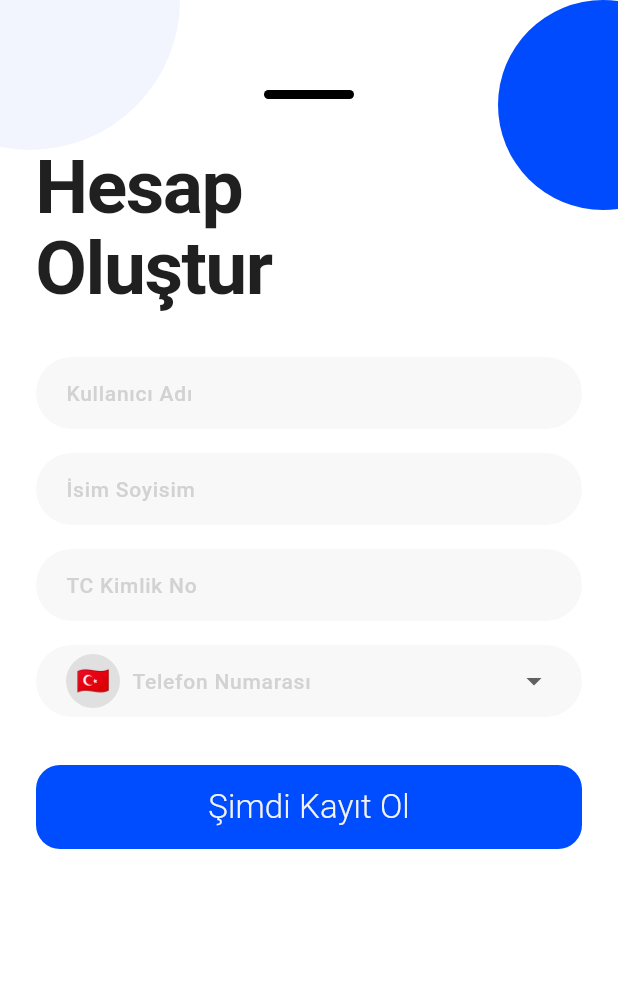
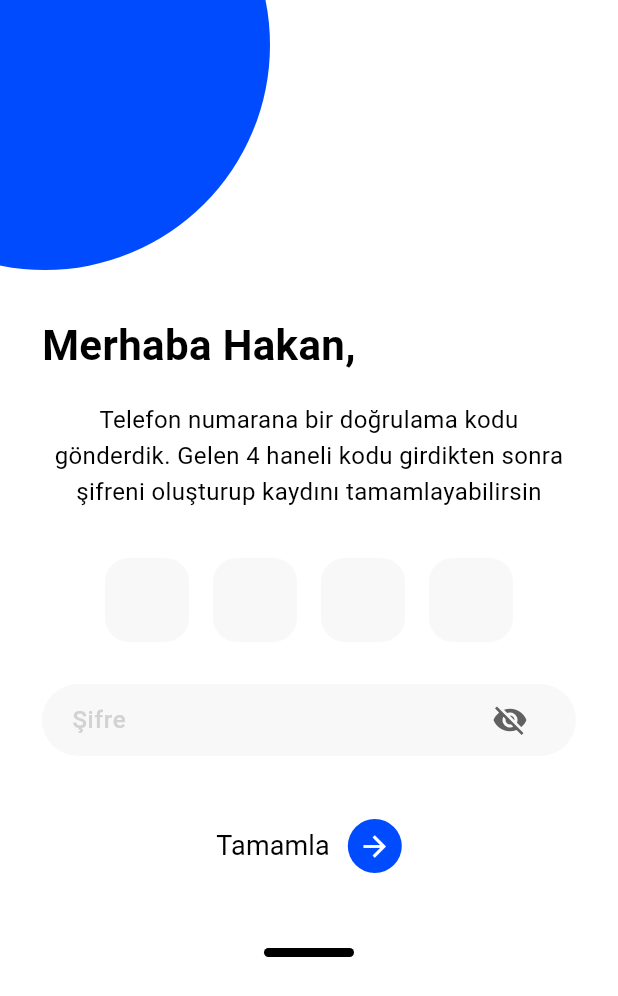
Before and after one commit to goldenmoon67/triva, a Flutter app: the RegisterScreen screen opened directly, after a tap on "Şimdi Kayıt Ol", on a phone screen of 412 x 824 dp. Shown: the top 996 px of the screen. Run offline on Flutter 3.47's test engine with Material 3 defaults, Android fonts, the light colour scheme and no system bars; drawn by our look-alikes of overlay_support; our stand-ins replace auto_route, bloc, dio, flutter_secure_storage, freezed_annotation, get_it and 4 more; accounts and stored records are empty; generated files the repository leaves out were written again; Roboto replaces fonts that are missing (Nunito Sans, Poppins, Raleway).

Commit message:
verify ot ekranı

```diff
--- a/lib/src/modules/home/screens/register_screen.dart
+++ b/lib/src/modules/home/screens/register_screen.dart
@@ -1,3 +1,4 @@
+import 'package:default_flutter_project/src/modules/home/screens/verify_otp_screen.dart';
 import 'package:flutter/material.dart';
 
 class RegisterScreen extends StatefulWidget {
@@ -84,7 +85,10 @@
                           ),
                           elevation: 0,
                         ),
-                        onPressed: () {},
+                        onPressed: () {Navigator.push(
+  context,
+  MaterialPageRoute(builder: (context) => const VerifyOtpScreen()),
+);},
                         child: const Text(
                           'Şimdi Kayıt Ol',
                           style: TextStyle(
--- /dev/null
+++ b/lib/src/modules/home/screens/verify_otp_screen.dart
@@ -0,0 +1,235 @@
+import 'package:flutter/material.dart';
+
+class VerifyOtpScreen extends StatefulWidget {
+  const VerifyOtpScreen({super.key});
+
+  @override
+  State<VerifyOtpScreen> createState() => _VerifyOtpScreenState();
+}
+
+class _VerifyOtpScreenState extends State<VerifyOtpScreen> {
+  final List<TextEditingController> _otpControllers =
+      List.generate(4, (_) => TextEditingController());
+  final List<FocusNode> _otpFocusNodes = List.generate(4, (_) => FocusNode());
+  final TextEditingController _passwordController = TextEditingController();
+  bool _obscurePassword = true;
+
+  @override
+  void dispose() {
+    for (final c in _otpControllers) {
+      c.dispose();
+    }
+    for (final f in _otpFocusNodes) {
+      f.dispose();
+    }
+    _passwordController.dispose();
+    super.dispose();
+  }
+
+  void _onOtpChanged(String value, int index) {
+    if (value.length == 1 && index < 3) {
+      _otpFocusNodes[index + 1].requestFocus();
+    } else if (value.isEmpty && index > 0) {
+      _otpFocusNodes[index - 1].requestFocus();
+    }
+  }
+
+  @override
+  Widget build(BuildContext context) {
+    return Scaffold(
+      backgroundColor: Colors.white,
+      body: Stack(
+        children: [
+          // Sol üst büyük mavi daire
+          Positioned(
+            top: -120,
+            left: -120,
+            child: Container(
+              width: 300,
+              height: 300,
+              decoration: const BoxDecoration(
+                color: Color(0xFF004BFE),
+                shape: BoxShape.circle,
+              ),
+            ),
+          ),
+          // Ana içerik
+          SafeArea(
+            child: Center(
+              child: SingleChildScrollView(
+                child: Padding(
+                  padding: const EdgeInsets.symmetric(horizontal: 28.0),
+                  child: Column(
+                    mainAxisAlignment: MainAxisAlignment.center,
+                    crossAxisAlignment: CrossAxisAlignment.center,
+                    children: [
+                      const SizedBox(height: 32),
+                      // Başlık
+                      const Align(
+                        alignment: Alignment.centerLeft,
+                        child: Text(
+                          'Merhaba Hakan,',
+                          style: TextStyle(
+                            fontFamily: 'Raleway',
+                            fontWeight: FontWeight.w700,
+                            fontSize: 28,
+                            color: Colors.black,
+                          ),
+                        ),
+                      ),
+                      const SizedBox(height: 18),
+                      // Açıklama
+                      const Text(
+                        'Telefon numarana bir doğrulama kodu gönderdik. Gelen 4 haneli kodu girdikten sonra şifreni oluşturup kaydını tamamlayabilirsin',
+                        style: TextStyle(
+                          fontFamily: 'Nunito Sans',
+                          fontWeight: FontWeight.w400,
+                          fontSize: 16,
+                          color: Colors.black,
+                          height: 1.5,
+                        ),
+                        textAlign: TextAlign.center,
+                      ),
+                      const SizedBox(height: 32),
+                      // OTP kutuları
+                      Row(
+                        mainAxisAlignment: MainAxisAlignment.center,
+                        children: List.generate(4, (index) {
+                          return Container(
+                            width: 56,
+                            height: 56,
+                            margin: EdgeInsets.only(right: index < 3 ? 16 : 0),
+                            decoration: BoxDecoration(
+                              color: const Color(0xFFF8F8F8),
+                              borderRadius: BorderRadius.circular(16),
+                            ),
+                            child: Center(
+                              child: TextField(
+                                controller: _otpControllers[index],
+                                focusNode: _otpFocusNodes[index],
+                                keyboardType: TextInputType.number,
+                                textAlign: TextAlign.center,
+                                maxLength: 1,
+                                style: const TextStyle(
+                                  fontSize: 28,
+                                  fontWeight: FontWeight.bold,
+                                  color: Colors.black,
+                                ),
+                                decoration: const InputDecoration(
+                                  border: InputBorder.none,
+                                  counterText: '',
+                                ),
+                                onChanged: (value) => _onOtpChanged(value, index),
+                              ),
+                            ),
+                          );
+                        }),
+                      ),
+                      const SizedBox(height: 28),
+                      // Şifre alanı
+                      Container(
+                        width: double.infinity,
+                        decoration: BoxDecoration(
+                          color: const Color(0xFFF8F8F8),
+                          borderRadius: BorderRadius.circular(59),
+                        ),
+                        padding: const EdgeInsets.symmetric(horizontal: 20),
+                        child: Row(
+                          children: [
+                            Expanded(
+                              child: TextField(
+                                controller: _passwordController,
+                                obscureText: _obscurePassword,
+                                decoration: const InputDecoration(
+                                  border: InputBorder.none,
+                                  hintText: 'Şifre',
+                                  hintStyle: TextStyle(
+                                    fontFamily: 'Poppins',
+                                    fontWeight: FontWeight.w500,
+                                    fontSize: 16,
+                                    color: Color(0xFFD2D2D2),
+                                  ),
+                                ),
+                              ),
+                            ),
+                            IconButton(
+                              icon: Icon(
+                                _obscurePassword ? Icons.visibility_off : Icons.visibility,
+                                color: Colors.grey[700],
+                              ),
+                              onPressed: () {
+                                setState(() {
+                                  _obscurePassword = !_obscurePassword;
+                                });
+                              },
+                            ),
+                          ],
+                        ),
+                      ),
+                      const SizedBox(height: 32),
+                      // Tamamla butonu
+                      SizedBox(
+                        width: double.infinity,
+                        height: 56,
+                        child: ElevatedButton(
+                          style: ElevatedButton.styleFrom(
+                            backgroundColor: Colors.white,
+                            elevation: 0,
+                            shape: RoundedRectangleBorder(
+                              borderRadius: BorderRadius.circular(16),
+                            ),
+                            side: const BorderSide(color: Colors.transparent),
+                          ),
+                          onPressed: () {},
+                          child: Row(
+                            mainAxisAlignment: MainAxisAlignment.center,
+                            children: [
+                              const Text(
+                                'Tamamla',
+                                style: TextStyle(
+                                  fontFamily: 'Nunito Sans',
+                                  fontWeight: FontWeight.w400,
+                                  fontSize: 18,
+                                  color: Colors.black,
+                                ),
+                              ),
+                              const SizedBox(width: 12),
+                              Container(
+                                width: 36,
+                                height: 36,
+                                decoration: const BoxDecoration(
+                                  color: Color(0xFF004BFE),
+                                  shape: BoxShape.circle,
+                                ),
+                                child: const Icon(
+                                  Icons.arrow_forward,
+                                  color: Colors.white,
+                                  size: 22,
+                                ),
+                              ),
+                            ],
+                          ),
+                        ),
+                      ),
+                      const SizedBox(height: 40),
+                      // Alt bar (iOS home indicator)
+                      Container(
+                        width: 60,
+                        height: 6,
+                        decoration: BoxDecoration(
+                          color: Colors.black,
+                          borderRadius: BorderRadius.circular(34),
+                        ),
+                      ),
+                      const SizedBox(height: 8),
+                    ],
+                  ),
+                ),
+              ),
+            ),
+          ),
+        ],
+      ),
+    );
+  }
+}
```
